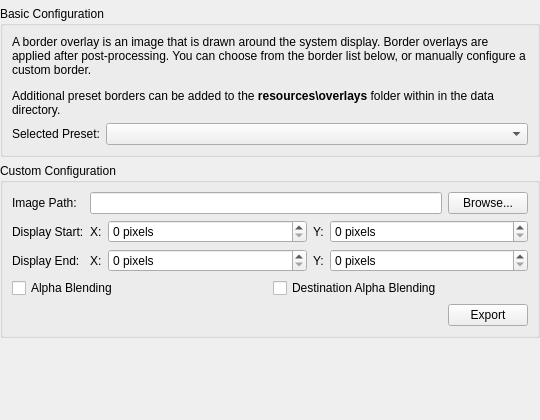
Qt form src/duckstation-qt/postprocessingoverlayconfigwidget.ui (stenzek/duckstation) before a commit.
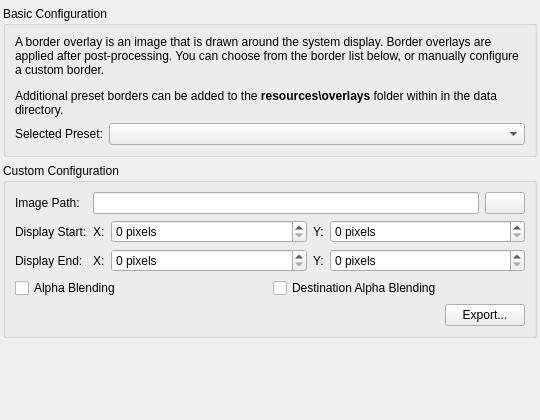
The same form after that commit. Icons and pictures are not drawn.

Commit message: Qt: Minor UI consistency fixes

```diff
--- a/src/duckstation-qt/postprocessingoverlayconfigwidget.ui
+++ b/src/duckstation-qt/postprocessingoverlayconfigwidget.ui
@@ -12,13 +12,13 @@
   </property>
   <layout class="QVBoxLayout" name="verticalLayout">
    <property name="leftMargin">
-    <number>0</number>
+    <number>3</number>
    </property>
    <property name="topMargin">
     <number>6</number>
    </property>
    <property name="rightMargin">
-    <number>0</number>
+    <number>3</number>
    </property>
    <property name="bottomMargin">
     <number>0</number>
@@ -72,7 +72,7 @@
         </item>
         <item>
          <widget class="QPushButton" name="imagePathBrowse">
-          <property name="text">
+          <property name="toolTip">
            <string>Browse...</string>
           </property>
          </widget>
@@ -203,7 +203,11 @@
           <item>
            <widget class="QPushButton" name="exportCustomConfig">
             <property name="text">
-             <string>Export</string>
+             <string>Export...</string>
+            </property>
+            <property name="icon">
+             <iconset resource="resources/duckstation-qt.qrc">
+              <normaloff>:/icons/monochrome/svg/export-line.svg</normaloff>:/icons/monochrome/svg/export-line.svg</iconset>
             </property>
            </widget>
           </item>
```
Left out of the diff: 4 changed lines with no effect on the pictures. The commit also changes 3 other files.
